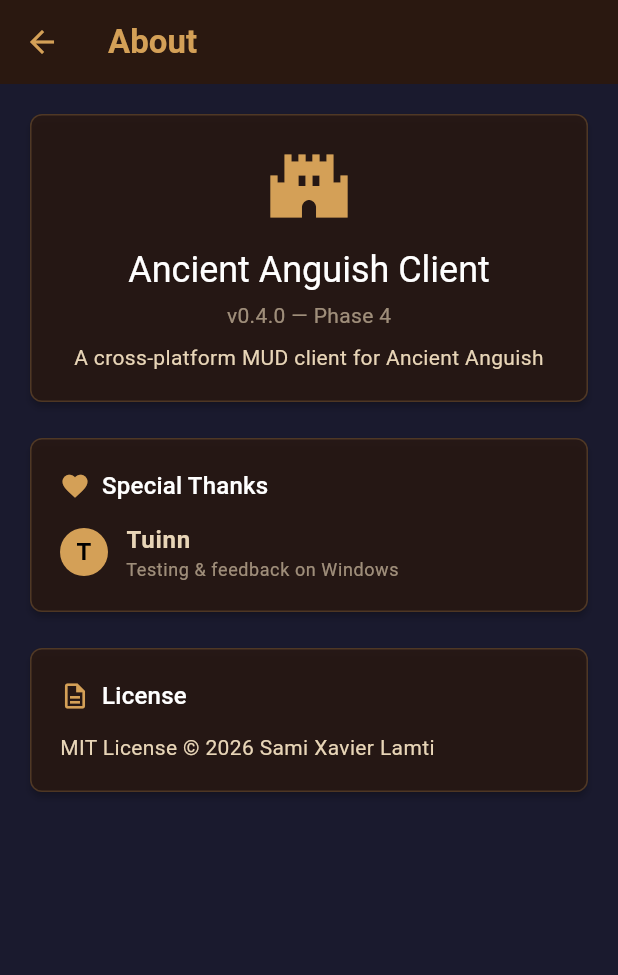
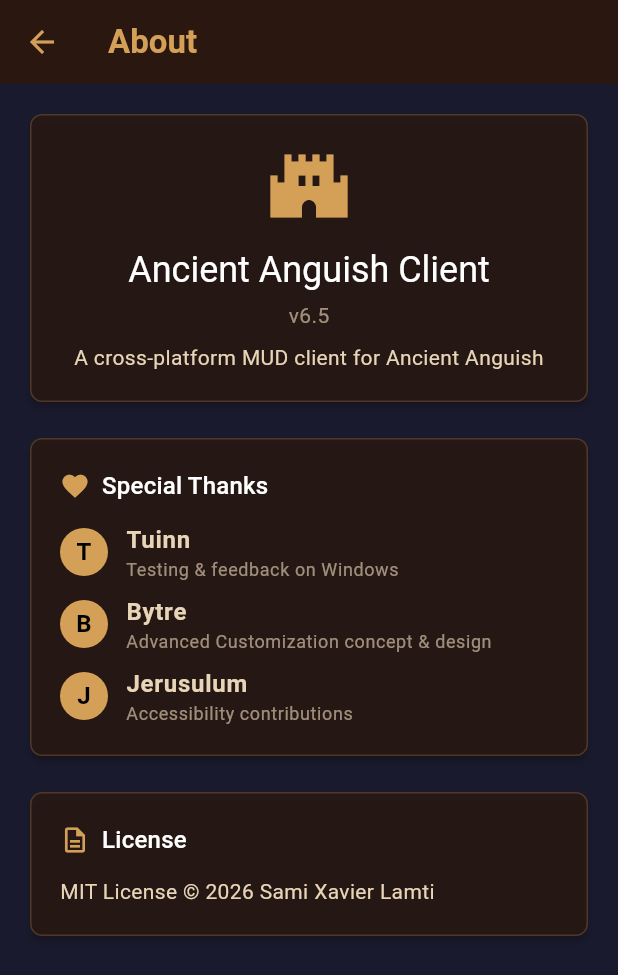
Before and after one commit to samilamti/ancient-anguish-client, a Flutter app: the AboutScreen screen opened directly, on a phone screen of 412 x 824 dp. Shown: the top 975 px of the screen. Run offline on Flutter 3.47's test engine with Material 3 defaults, Android fonts, the phone set to English and light mode, and no system bars; our stand-ins replace file_picker, flutter_riverpod, web; missing offline and left inert: dart:js_interop, flutter_soloud.

Commit message:
Improve About screen visibility, add credits, fix version to v6.5
- Add About icon button to home screen and settings screen AppBars
  so it's discoverable in one tap from anywhere
- Credit Bytre for Advanced Customization concept and Jerusulum for
  accessibility contributions
- Fix version from 'v0.4.0 - Phase 4' to v6.5

Co-Authored-By: Claude Opus 4.6 (1M context) <noreply@anthropic.com>

```diff
--- a/lib/ui/screens/about_screen.dart
+++ b/lib/ui/screens/about_screen.dart
@@ -31,7 +31,7 @@ class AboutScreen extends StatelessWidget {
                   ),
                   const SizedBox(height: 4),
                   Text(
-                    'v0.4.0 — Phase 4',
+                    'v6.5',
                     style: theme.textTheme.bodyMedium?.copyWith(
                       color: theme.colorScheme.onSurface.withAlpha(160),
                     ),
@@ -74,6 +74,16 @@ class AboutScreen extends StatelessWidget {
                   _CreditTile(
                     name: 'Tuinn',
                     role: 'Testing & feedback on Windows',
+                  ),
+                  const SizedBox(height: 8),
+                  _CreditTile(
+                    name: 'Bytre',
+                    role: 'Advanced Customization concept & design',
+                  ),
+                  const SizedBox(height: 8),
+                  _CreditTile(
+                    name: 'Jerusulum',
+                    role: 'Accessibility contributions',
                   ),
                 ],
               ),
```
Also changed, not shown: lib/ui/screens/home_screen.dart (+14 -0 lines).
